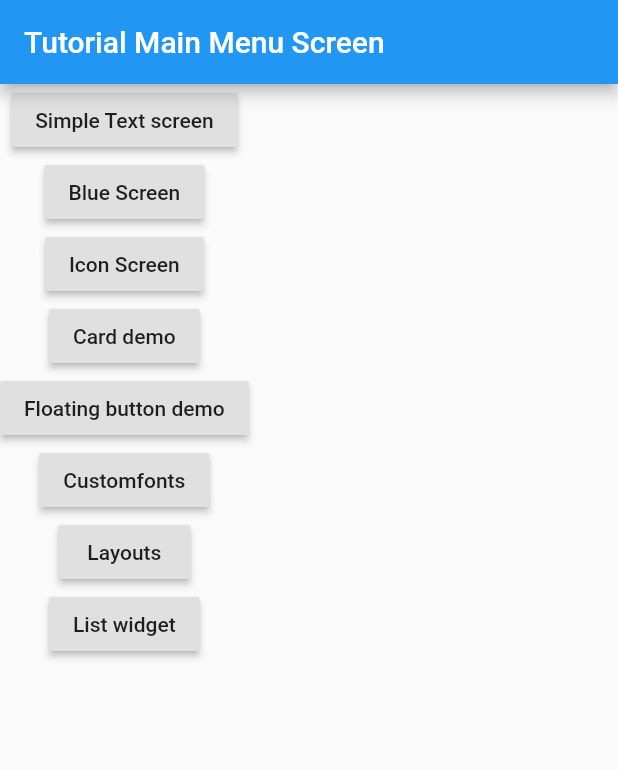
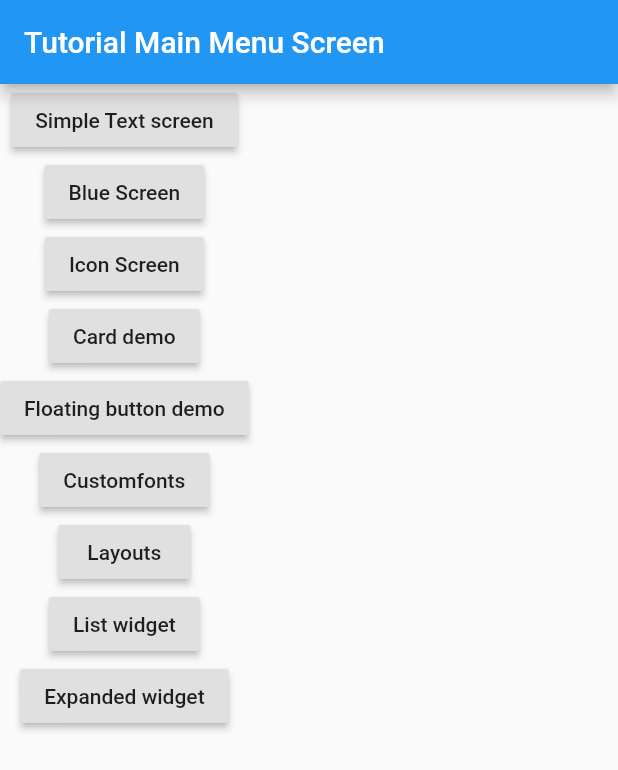
Before and after one commit to KK-MS/app_tutorial_flutter, a Flutter app: the screen it shows after launch, on a phone screen of 412 x 824 dp. Shown: the top 770 px of the screen. Run offline on Flutter 3.47's test engine with Material 2 defaults, Android fonts, the phone set to English and light mode, and no system bars.

Commit message:
1.Expanded Widget                                         + added Column with expanded widget                                         + Renamed filenames with the lower case and _                                         + Renamed the class name with camel case

```diff
--- a/lib/08_layouts.dart
+++ b/lib/08_layouts_row_column.dart
@@ -1,6 +1,6 @@
 import 'package:flutter/material.dart';
 
-class Layouts extends StatelessWidget {
+class LayoutsRowColumn extends StatelessWidget {
   @override
   Widget build(BuildContext context) {
     return Scaffold(
--- a/lib/09_listwidget.dart
+++ b/lib/09_list_widget.dart
@@ -1,6 +1,6 @@
 import 'package:flutter/material.dart';
 
-class List extends StatelessWidget {
+class ListWidgetScreen extends StatelessWidget {
   @override
   Widget build(BuildContext context) {
     return Scaffold(
--- /dev/null
+++ b/lib/10_expanded_screen.dart
@@ -0,0 +1,28 @@
+import 'package:flutter/material.dart';
+
+class ExpandedWidgetScreen extends StatelessWidget {
+  @override
+  Widget build(BuildContext context) {
+    return Scaffold(
+      backgroundColor: Colors.yellow.shade200,
+      appBar: AppBar(
+        title: Text('Photo Album'),
+        backgroundColor: Colors.yellow,
+      ),
+      body: Row(
+        children: <Widget>[
+          Expanded(
+            child: Image(
+              image: AssetImage('images/dice1.jpg'),
+            ),
+          ),
+          Expanded(
+            child: Image(
+              image: AssetImage('images/dice1.jpg'),
+            ),
+          ),
+        ],
+      ),
+    );
+  }
+}
--- a/lib/main.dart
+++ b/lib/main.dart
@@ -7,8 +7,9 @@ import '04_icon_screen.dart';
 import '05_card_widget.dart';
 import '06_floating_btn.dart';
 import '07_custome_fonts.dart';
-import '08_layouts.dart';
-import '09_listwidget.dart';
+import '08_layouts_row_column.dart';
+import '09_list_widget.dart';
+import '10_expanded_screen.dart';
 
 
 // main function
@@ -36,8 +37,9 @@ class MyAppMain extends StatelessWidget {
         '/05Card': (context) => CardWidget(),
         '/06Floating': (context) => FloatingBtnDemo(),
         '/07customefonts':(context) => CustomFonts(),
-        '/08layouts':(context) => Layouts(),
-        '/09listwidget':(context)=> List(),
+        '/08layouts':(context) => LayoutsRowColumn(),
+        '/09listwidget':(context)=> ListWidgetScreen(),
+        '/10Expanded' : (context) => ExpandedWidgetScreen(),
 
       },
     ));
@@ -61,6 +63,7 @@ class MainMenuScreen extends StatelessWidget {
           btn07CustomFonts(context),
           btn08Layouts(context),
           btn09ListWidget(context),
+          btn10Expanded(context),
 
        ],
       ),
@@ -169,7 +172,17 @@ class MainMenuScreen extends StatelessWidget {
     );
   }
 
-
+  Widget btn10Expanded(BuildContext context)
+  {
+    return RaisedButton(
+      child: Text('Expanded widget'),
+      onPressed: () {
+        print("On pressed btn Expanded btn ");
+        // Navigate to the second screen using a named route.
+        Navigator.pushNamed(context, '/10Expanded');
+      },
+    );
+  }
 
 
 }
--- a/pubspec.yaml
+++ b/pubspec.yaml
@@ -41,9 +41,9 @@ flutter:
   uses-material-design: true
 
   # To add assets to your application, add an assets section, like this:
-  # assets:
-  #  - images/a_dot_burr.jpeg
-  #  - images/a_dot_ham.jpeg
+  assets:
+   - images/dice1.jpg
+   - images/dice2.jpg
 
   # An image asset can refer to one or more resolution-specific "variants", see
   # https://flutter.dev/assets-and-images/#resolution-aware.
```
Also changed, not shown: images/dice1.jpg (added), images/dice2.jpg (added).
